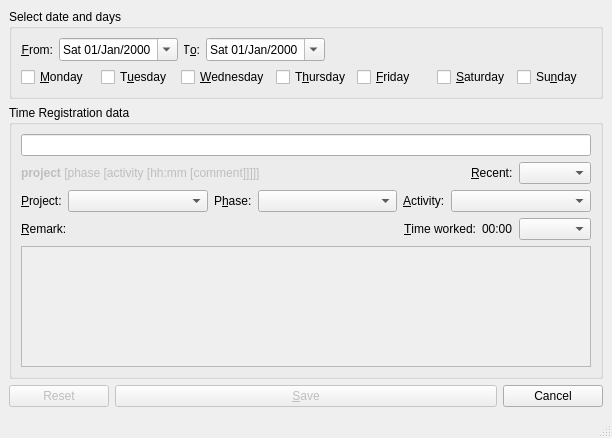
The window that src/pyuac_edit.ui (develer-staff/pyuac) describes before a commit, drawn with Qt 5.
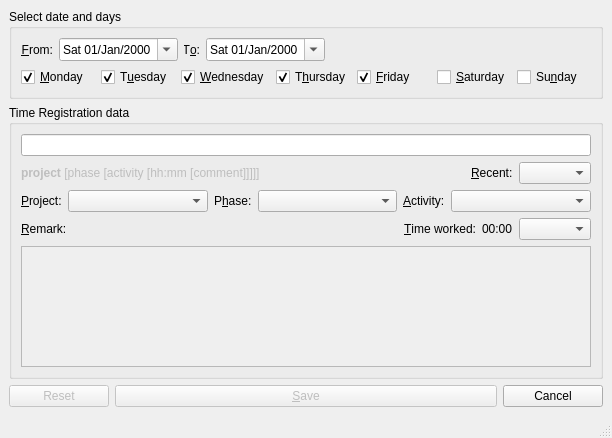
The same window after the commit. Icons and pictures are not drawn.

Commit message: Aggiornati i nomi di variabile delle checkbox per renderle consistenti con il resto dell'interfaccia

What changed in the file:
```diff
--- a/src/pyuac_edit.ui
+++ b/src/pyuac_edit.ui
@@ -121,6 +121,9 @@
            <property name="text" >
             <string>&amp;Monday</string>
            </property>
+           <property name="checked" >
+            <bool>true</bool>
+           </property>
           </widget>
          </item>
          <item>
@@ -128,6 +131,9 @@
            <property name="text" >
             <string>T&amp;uesday</string>
            </property>
+           <property name="checked" >
+            <bool>true</bool>
+           </property>
           </widget>
          </item>
          <item>
@@ -135,6 +141,9 @@
            <property name="text" >
             <string>&amp;Wednesday</string>
            </property>
+           <property name="checked" >
+            <bool>true</bool>
+           </property>
           </widget>
          </item>
          <item>
@@ -142,6 +151,9 @@
            <property name="text" >
             <string>T&amp;hursday</string>
            </property>
+           <property name="checked" >
+            <bool>true</bool>
+           </property>
           </widget>
          </item>
          <item>
@@ -149,6 +161,9 @@
            <property name="text" >
             <string>&amp;Friday</string>
            </property>
+           <property name="checked" >
+            <bool>true</bool>
+           </property>
           </widget>
          </item>
          <item>
```
Left out of the diff: 14 changed lines with no effect on the pictures.
